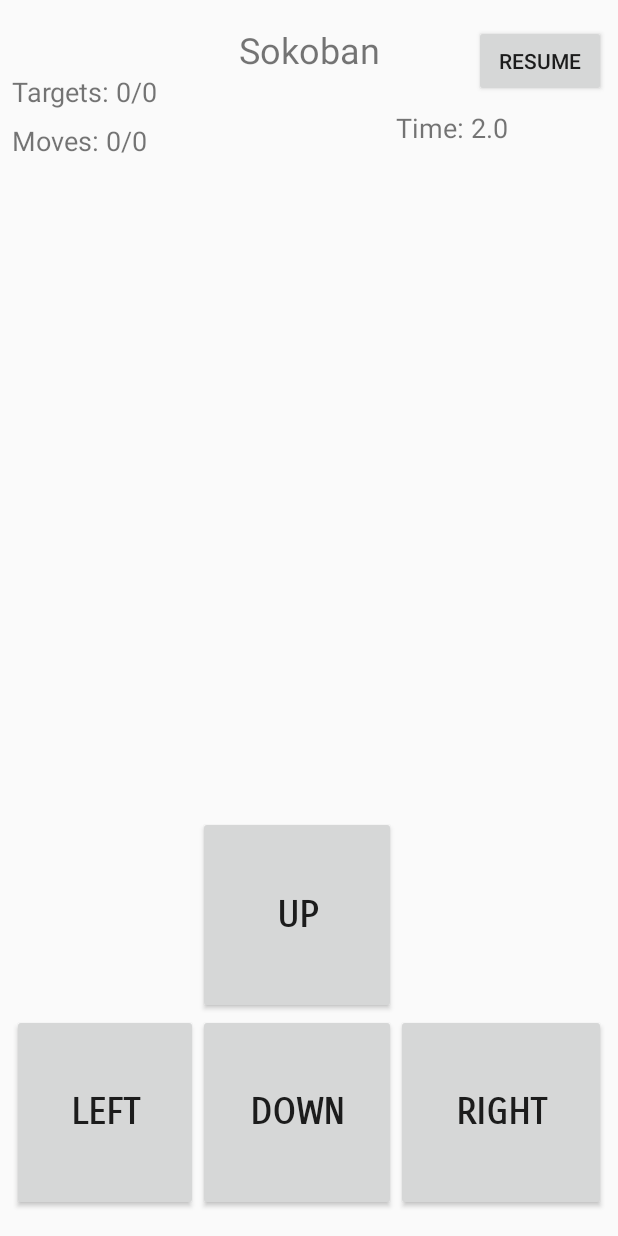
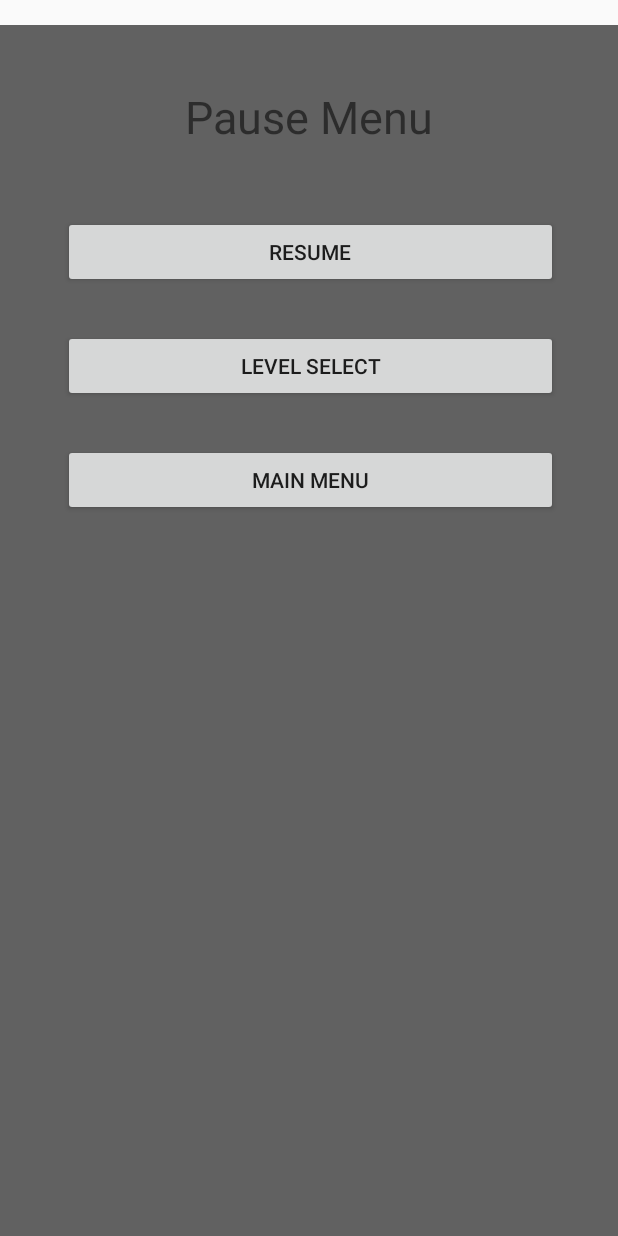
Before and after one commit to SamJessep/Sokoban, an Android app: the GameView screen opened directly, with no data from a screen before it, after a tap on "PAUSE", on a phone screen of 412 x 824 dp. Run offline under Robolectric (Android 15) with nearby library versions, the phone set to English and light mode, and no system bars; 1 statement that could not run was skipped.

Commit message:
addded pause menu

```diff
--- a/app/src/main/java/nz/ac/ara/srj0070/sokoban/GameController.java
+++ b/app/src/main/java/nz/ac/ara/srj0070/sokoban/GameController.java
@@ -35,7 +35,7 @@ public class GameController implements IGameController {
 
     public void ResumeGame() {
         timer.ResumeTimer();
-        isPaused = true;
+        isPaused = false;
     }
 
     @Override
--- a/app/src/main/java/nz/ac/ara/srj0070/sokoban/GameView.java
+++ b/app/src/main/java/nz/ac/ara/srj0070/sokoban/GameView.java
@@ -6,10 +6,12 @@ import android.os.Bundle;
 import android.os.Handler;
 import android.os.Message;
 import android.util.Log;
+import android.view.View;
 import android.view.ViewTreeObserver;
 import android.widget.Button;
 import android.widget.FrameLayout;
 import android.widget.ImageView;
+import android.widget.LinearLayout;
 import android.widget.TextView;
 
 import androidx.annotation.NonNull;
@@ -23,6 +25,8 @@ import nz.ac.ara.srj0070.model.interfaces.IGame;
 import nz.ac.ara.srj0070.model.interfaces.IGameController;
 import nz.ac.ara.srj0070.sokoban.interfaces.IView;
 
+import static android.content.Intent.FLAG_ACTIVITY_CLEAR_TOP;
+
 public class GameView extends AppCompatActivity implements IView {
     IGame model;
     public static Handler timerHandler;
@@ -30,6 +34,7 @@ public class GameView extends AppCompatActivity implements IView {
     //Layouts
     ConstraintLayout clGameArea;
     FrameLayout flBoard;
+    LinearLayout llPauseMenu;
     //Components
     TextView tvGameTitle;
     TextView tvMoveCount;
@@ -40,6 +45,9 @@ public class GameView extends AppCompatActivity implements IView {
     Button btn_U_button;
     Button btn_D_button;
     Button btn_Pause;
+    Button btn_resume;
+    Button btn_main_menu;
+    Button btn_level_select;
 
 
     public static Intent makeIntent(Context context) {
@@ -96,13 +104,13 @@ public class GameView extends AppCompatActivity implements IView {
 
     @Override
     protected void onDestroy() {
-        //controller.CloseGame();
+        controller.CloseGame();
         super.onDestroy();
     }
 
     @Override
     public void onBackPressed() {
-        controller.CloseGame();
+        //controller.CloseGame();
         this.finish();
     }
 
@@ -121,15 +129,34 @@ public class GameView extends AppCompatActivity implements IView {
 
     private void PauseGame() {
         controller.PauseGame();
+        btn_L_button.setVisibility(View.GONE);
+        btn_R_button.setVisibility(View.GONE);
+        btn_U_button.setVisibility(View.GONE);
+        btn_D_button.setVisibility(View.GONE);
+        btn_Pause.setVisibility(View.GONE);
+        llPauseMenu.setVisibility(View.VISIBLE);
     }
 
     private void ResumeGame() {
         controller.ResumeGame();
+        btn_L_button.setVisibility(View.VISIBLE);
+        btn_R_button.setVisibility(View.VISIBLE);
+        btn_U_button.setVisibility(View.VISIBLE);
+        btn_D_button.setVisibility(View.VISIBLE);
+        btn_Pause.setVisibility(View.VISIBLE);
+        llPauseMenu.setVisibility(View.GONE);
+    }
+
+    private void GoToMainMenu() {
+        Intent intent = new Intent(this, StartMenu.class);
+        intent.setFlags(FLAG_ACTIVITY_CLEAR_TOP);
+        startActivity(intent);
     }
 
     private void SetupComponentRefs() {
         clGameArea = findViewById(R.id.clGameArea);
         flBoard = findViewById(R.id.flBoard);
+        llPauseMenu = findViewById(R.id.ll_pauseMenu);
         tvMoveCount = findViewById(R.id.tvMoveCount);
         tvTargetCount = findViewById(R.id.tvTargets);
         tvGameTitle = findViewById(R.id.tvGameTitle);
@@ -139,6 +166,11 @@ public class GameView extends AppCompatActivity implements IView {
         btn_U_button = findViewById(R.id.btn_UpButton);
         btn_D_button = findViewById(R.id.btn_DownButton);
         btn_Pause = findViewById(R.id.btn_Pause);
+        View pause_view = getLayoutInflater().inflate(R.layout.layout_pause_menu, llPauseMenu);
+        btn_resume = pause_view.findViewById(R.id.btn_Pause_ResumeButtton);
+        btn_level_select = pause_view.findViewById(R.id.btn_Pause_LevelSelect);
+        btn_main_menu = pause_view.findViewById(R.id.btn_Pause_MainMenu);
+
     }
 
     private void SetupControls(IGame g) {
@@ -146,12 +178,15 @@ public class GameView extends AppCompatActivity implements IView {
         btn_R_button.setOnClickListener(v -> performMove(g, Direction.RIGHT));
         btn_U_button.setOnClickListener(v -> performMove(g, Direction.UP));
         btn_D_button.setOnClickListener(v -> performMove(g, Direction.DOWN));
+        btn_resume.setOnClickListener(v -> ResumeGame());
+        btn_level_select.setOnClickListener(v -> finish());
+        btn_main_menu.setOnClickListener(v -> GoToMainMenu());
         btn_Pause.setOnClickListener(v -> {
-            boolean isPaused = btn_Pause.getText().toString().equals("Pause");
+            boolean isPaused = controller.isPaused();
             if (isPaused) {
+                ResumeGame();
+            } else {
                 PauseGame();
-            } else {
-                ResumeGame();
             }
             updatePauseButton(isPaused);
         });
--- a/app/src/main/res/layout/activity_game_view.xml
+++ b/app/src/main/res/layout/activity_game_view.xml
@@ -63,6 +63,7 @@
             app:layout_constraintEnd_toEndOf="parent"
             app:layout_constraintStart_toStartOf="parent"
             app:layout_constraintTop_toTopOf="parent" />
+
     </androidx.constraintlayout.widget.ConstraintLayout>
 
     <androidx.constraintlayout.widget.Guideline
@@ -202,4 +203,16 @@
         app:layout_constraintStart_toStartOf="@+id/controlsRightMargin"
         app:layout_constraintTop_toTopOf="@+id/topMargin" />
 
+    <LinearLayout
+        android:id="@+id/ll_pauseMenu"
+        android:layout_width="0dp"
+        android:layout_height="0dp"
+        android:background="@color/pauseMenuBackground"
+        android:orientation="vertical"
+        android:visibility="gone"
+        app:layout_constraintBottom_toBottomOf="parent"
+        app:layout_constraintEnd_toEndOf="parent"
+        app:layout_constraintStart_toStartOf="parent"
+        app:layout_constraintTop_toTopOf="@+id/topMargin"></LinearLayout>
+
 </androidx.constraintlayout.widget.ConstraintLayout>
--- /dev/null
+++ b/app/src/main/res/layout/layout_pause_menu.xml
@@ -0,0 +1,73 @@
+<?xml version="1.0" encoding="utf-8"?>
+<androidx.constraintlayout.widget.ConstraintLayout xmlns:android="http://schemas.android.com/apk/res/android"
+    xmlns:app="http://schemas.android.com/apk/res-auto"
+    android:layout_width="match_parent"
+    android:layout_height="match_parent">
+
+    <TextView
+        android:id="@+id/textView"
+        android:layout_width="wrap_content"
+        android:layout_height="wrap_content"
+        android:layout_marginTop="16dp"
+        android:text="@string/tv_Pause"
+        android:textSize="30sp"
+        app:layout_constraintBottom_toTopOf="@+id/btn_Pause_ResumeButtton"
+        app:layout_constraintEnd_toEndOf="parent"
+        app:layout_constraintHorizontal_bias="0.5"
+        app:layout_constraintStart_toStartOf="parent"
+        app:layout_constraintTop_toTopOf="parent"
+        app:layout_constraintVertical_bias="0.347" />
+
+    <Button
+        android:id="@+id/btn_Pause_ResumeButtton"
+        android:layout_width="0dp"
+        android:layout_height="wrap_content"
+        android:text="@string/btn_resume"
+        app:layout_constraintEnd_toStartOf="@+id/maxWidthR"
+        app:layout_constraintHorizontal_bias="0.5"
+        app:layout_constraintStart_toStartOf="@+id/maxWidthL"
+        app:layout_constraintTop_toTopOf="@+id/topButtons" />
+
+    <Button
+        android:id="@+id/btn_Pause_LevelSelect"
+        android:layout_width="0dp"
+        android:layout_height="wrap_content"
+        android:layout_marginTop="28dp"
+        android:text="@string/btn_level_select"
+        app:layout_constraintEnd_toStartOf="@+id/maxWidthR"
+        app:layout_constraintHorizontal_bias="0.5"
+        app:layout_constraintStart_toStartOf="@+id/maxWidthL"
+        app:layout_constraintTop_toBottomOf="@+id/btn_Pause_ResumeButtton" />
+
+    <Button
+        android:id="@+id/btn_Pause_MainMenu"
+        android:layout_width="0dp"
+        android:layout_height="wrap_content"
+        android:layout_marginTop="28dp"
+        android:text="@string/btn_main_menu"
+        app:layout_constraintEnd_toStartOf="@+id/maxWidthR"
+        app:layout_constraintHorizontal_bias="0.5"
+        app:layout_constraintStart_toStartOf="@+id/maxWidthL"
+        app:layout_constraintTop_toBottomOf="@+id/btn_Pause_LevelSelect" />
+
+    <androidx.constraintlayout.widget.Guideline
+        android:id="@+id/maxWidthL"
+        android:layout_width="wrap_content"
+        android:layout_height="wrap_content"
+        android:orientation="vertical"
+        app:layout_constraintGuide_percent="0.10218978" />
+
+    <androidx.constraintlayout.widget.Guideline
+        android:id="@+id/maxWidthR"
+        android:layout_width="wrap_content"
+        android:layout_height="wrap_content"
+        android:orientation="vertical"
+        app:layout_constraintGuide_percent="0.9026764" />
+
+    <androidx.constraintlayout.widget.Guideline
+        android:id="@+id/topButtons"
+        android:layout_width="wrap_content"
+        android:layout_height="wrap_content"
+        android:orientation="horizontal"
+        app:layout_constraintGuide_percent="0.15781488" />
+</androidx.constraintlayout.widget.ConstraintLayout>
--- a/app/src/main/res/values/colors.xml
+++ b/app/src/main/res/values/colors.xml
@@ -4,6 +4,9 @@
     <color name="colorPrimaryDark">#3700B3</color>
     <color name="colorAccent">#03DAC5</color>
 
+
+    <color name="transparent">#00616161</color>
+    <color name="pauseMenuBackground">#616161</color>
     <color name="wall">#940096</color>
     <color name="empty">#000000</color>
     <color name="target">#e80505</color>
--- a/app/src/main/res/values/strings.xml
+++ b/app/src/main/res/values/strings.xml
@@ -113,4 +113,7 @@
 
     <!-- TODO: Remove or change this placeholder text -->
     <string name="hello_blank_fragment">Hello blank fragment</string>
+    <string name="tv_Pause">Pause Menu</string>
+    <string name="btn_resume">Resume</string>
+    <string name="btn_main_menu">Main Menu</string>
 </resources>
```
